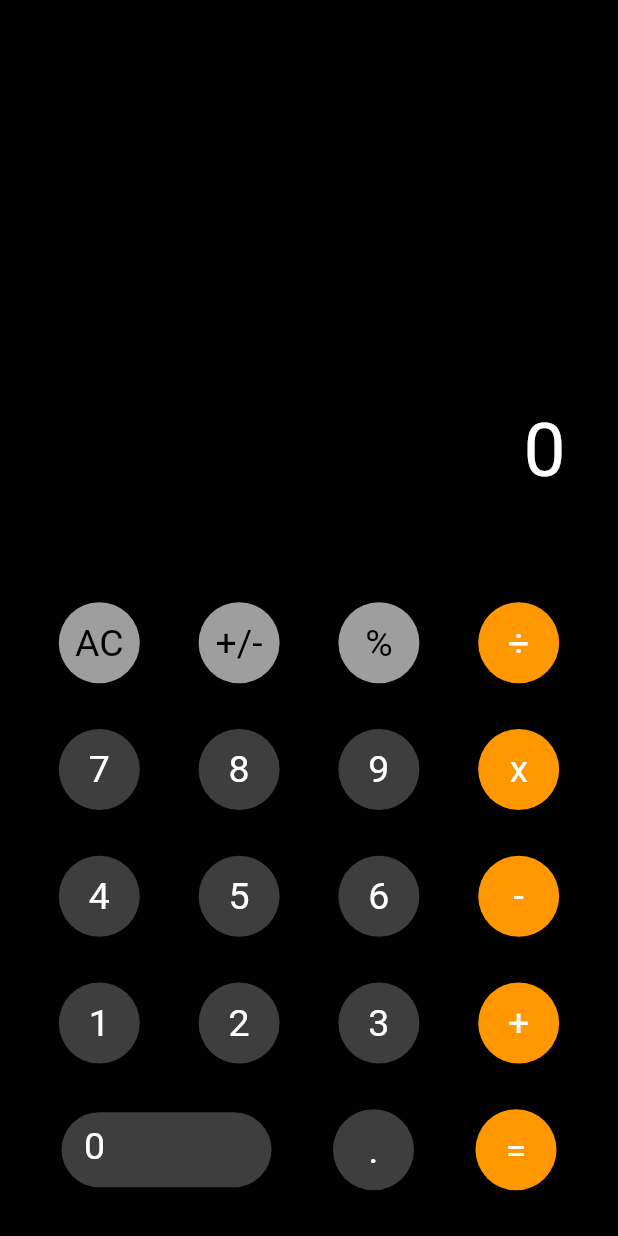
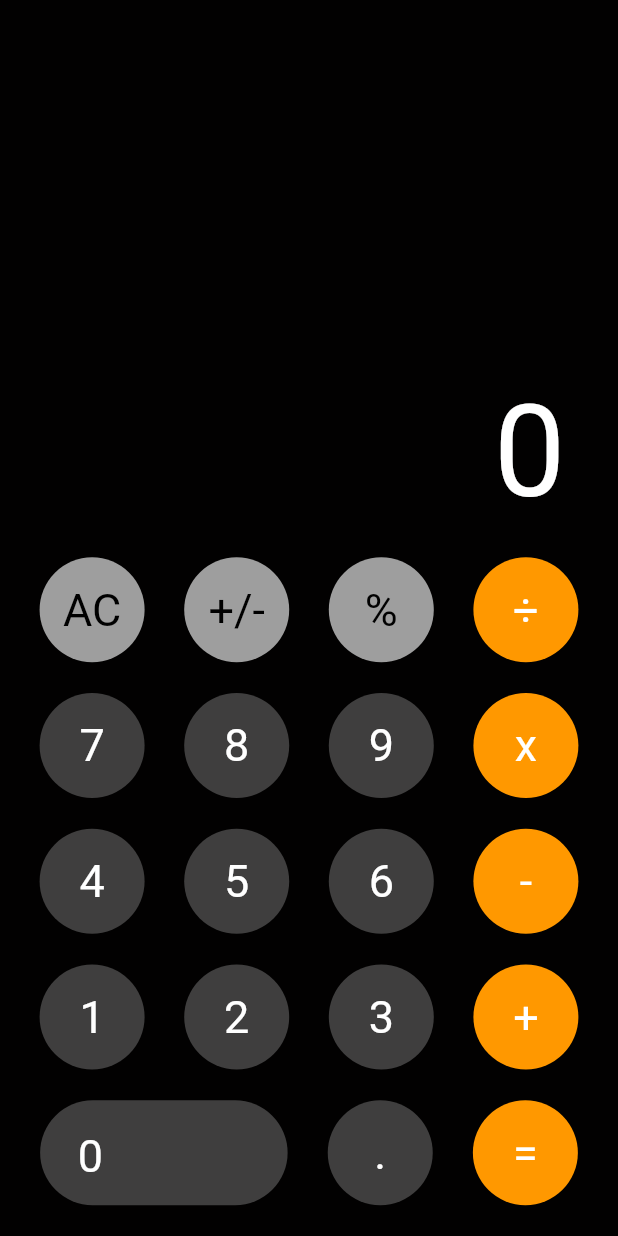
Before and after one commit to shadirvan/Iphone_calculator_clone, a Flutter app: the screen it shows after launch, on a phone screen of 412 x 824 dp. Run offline on Flutter 3.47's test engine with Material 2 defaults, Android fonts, the light colour scheme and no system bars.

Commit message:
Used Fitted Box to fit the display Text

```diff
--- a/lib/main.dart
+++ b/lib/main.dart
@@ -119,10 +119,13 @@ class _MyHomePageState extends State<MyHomePage> {
             padding: const EdgeInsets.symmetric(horizontal: 35),
             height: 100,
             width: double.infinity,
-            child: Text(
-              displayValue,
-              textAlign: TextAlign.end,
-              style: TextStyle(fontSize: 50),
+            child: FittedBox(
+              alignment: Alignment.centerRight,
+              child: Text(
+                displayValue,
+                style: TextStyle(fontSize: 75),
+                textAlign: TextAlign.right,
+              ),
             ),
           ),
           Row(
@@ -171,16 +174,16 @@ class _MyHomePageState extends State<MyHomePage> {
                 onTap: () => callback("0"),
                 child: Container(
                   padding:
-                      const EdgeInsets.symmetric(horizontal: 15, vertical: 8),
-                  height: 50,
-                  width: 140,
+                      const EdgeInsets.symmetric(horizontal: 25, vertical: 20),
+                  height: 70,
+                  width: 165,
                   decoration: BoxDecoration(
                       color: Colors.white24,
-                      borderRadius: BorderRadius.circular(27)),
+                      borderRadius: BorderRadius.circular(35)),
                   child: const Text(
-                    textAlign: TextAlign.start,
+                    textAlign: TextAlign.left,
                     "0",
-                    style: TextStyle(color: Colors.white, fontSize: 25),
+                    style: TextStyle(color: Colors.white, fontSize: 30),
                   ),
                 ),
               ),
--- a/lib/widgets/grey_button.dart
+++ b/lib/widgets/grey_button.dart
@@ -11,10 +11,10 @@ class GreyButton extends StatelessWidget {
       onTap: () => callBackFunction(buttonText),
       child: CircleAvatar(
         backgroundColor: Colors.grey,
-        radius: 27,
+        radius: 35,
         child: Text(
           buttonText,
-          style: const TextStyle(color: Colors.black, fontSize: 25),
+          style: const TextStyle(color: Colors.black, fontSize: 30),
         ),
       ),
     );
--- a/lib/widgets/whte24_button.dart
+++ b/lib/widgets/whte24_button.dart
@@ -13,10 +13,10 @@ class White24Button extends StatelessWidget {
       onTap: () => callBackFunction(buttonText),
       child: CircleAvatar(
           backgroundColor: Colors.white24,
-          radius: 27,
+          radius: 35,
           child: Text(
             buttonText,
-            style: const TextStyle(color: Colors.white, fontSize: 25),
+            style: const TextStyle(color: Colors.white, fontSize: 30),
           )),
     );
   }
--- a/lib/widgets/yellow_button.dart
+++ b/lib/widgets/yellow_button.dart
@@ -12,10 +12,10 @@ class YellowButton extends StatelessWidget {
       onTap: () => callBackFunction(buttonText),
       child: CircleAvatar(
         backgroundColor: Colors.orange,
-        radius: 27,
+        radius: 35,
         child: Text(
           buttonText,
-          style: const TextStyle(color: Colors.white, fontSize: 25),
+          style: const TextStyle(color: Colors.white, fontSize: 30),
         ),
       ),
     );
```
